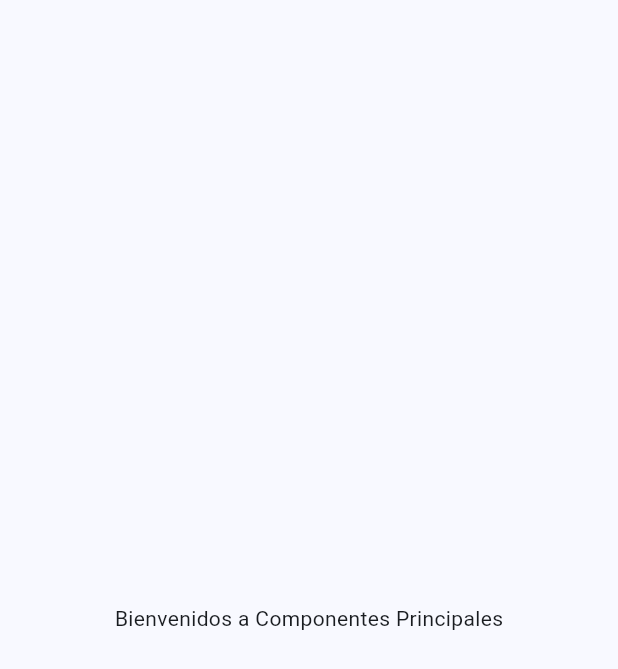
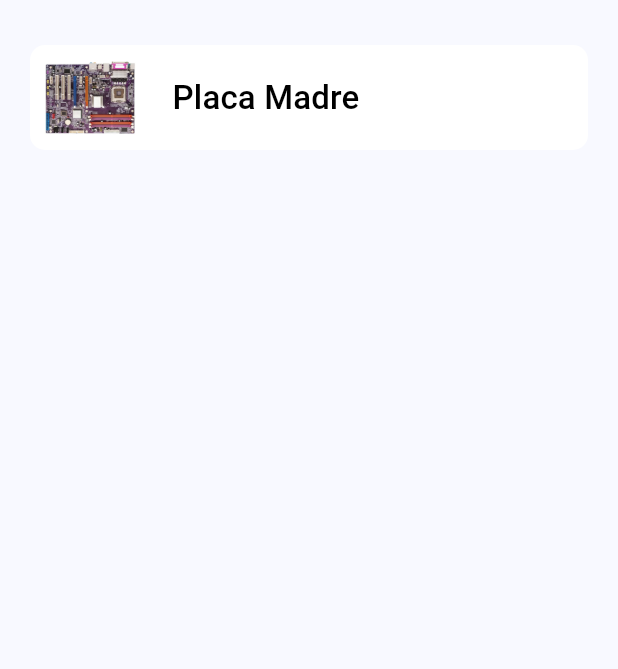
Before and after one commit to angelito028/Tech_Care, a Flutter app: the screen it shows after launch, after a tap on "Componentes Principales", on a phone screen of 412 x 824 dp. Shown: the top 669 px of the screen. Run offline on Flutter 3.47's test engine with Material 3 defaults, Android fonts, the phone set to English and light mode, and no system bars.

Commit message:
Primer Commit

```diff
--- a/lib/screens/hardware_screen.dart
+++ b/lib/screens/hardware_screen.dart
@@ -3,6 +3,7 @@ import 'package:tech_care/components/boton_hardware.dart';
 import "package:tech_care/screens/pages/hardware/componentes.dart";
 import 'package:tech_care/screens/pages/hardware/dispositivos.dart';
 import "package:tech_care/screens/pages/hardware/almacenamiento.dart";
+import "package:tech_care/screens/pages/hardware/dispositivos_red.dart";
 
 class HardwareScreen extends StatelessWidget {
   const HardwareScreen({super.key});
@@ -11,16 +12,30 @@ class HardwareScreen extends StatelessWidget {
   Widget build(BuildContext context) {
     return Center(
       child: Padding(
-        padding: const EdgeInsets.symmetric(horizontal: 20.0, vertical: 10.0),
+        padding: const EdgeInsets.symmetric(horizontal: 20.0),
+        child: SingleChildScrollView(
           child: Column(
             children: <Widget>[
+              const SizedBox(height: 30.0),
+
+              Text("Bienvenido a TechCare", style: TextStyle(fontSize: 28.0)),
+
+              const SizedBox(height: 15.0),
+
+              Text(
+                "¿Con qué quieres empezar?",
+                style: TextStyle(fontSize: 14.0),
+              ),
+
+              const SizedBox(height: 30.0),
+
               BotonHardware(
                 rutaBoton: const InicioComponentes(),
                 rutaImagen: "componentes_principales.png",
                 tituloBoton: "Componentes Principales",
               ),
 
-            const SizedBox(height: 20.0),
+              const SizedBox(height: 30.0),
 
               BotonHardware(
                 rutaBoton: const Almacenamiento(),
@@ -28,14 +43,25 @@ class HardwareScreen extends StatelessWidget {
                 tituloBoton: "Dispositivos de Almacenamiento",
               ),
 
-            const SizedBox(height: 20.0),
+              const SizedBox(height: 30.0),
 
               BotonHardware(
                 rutaBoton: const DispositivosES(),
                 rutaImagen: "dispositivos_es.png",
                 tituloBoton: "Dispositivos Entrada y Salida",
               ),
+
+              const SizedBox(height: 30.0),
+
+              BotonHardware(
+                rutaBoton: const DispositivosRed(),
+                rutaImagen: "dispositivos_red.png",
+                tituloBoton: "Dispositivos de Red",
+              ),
+
+              const SizedBox(height: 50.0),
             ],
+          ),
         ),
       ),
     );
--- a/lib/screens/pages/hardware/componentes.dart
+++ b/lib/screens/pages/hardware/componentes.dart
@@ -1,4 +1,6 @@
 import 'package:flutter/material.dart';
+import 'package:tech_care/components/lista_componente.dart';
+import 'package:tech_care/screens/pages/hardware/pages/info_componente.dart';
 
 class InicioComponentes extends StatelessWidget {
   const InicioComponentes({super.key});
@@ -6,7 +8,18 @@ class InicioComponentes extends StatelessWidget {
   @override
   Widget build(BuildContext context) {
     return Scaffold(
-      body: Center(child: Text("Bienvenidos a Componentes Principales")),
+      body: Container(
+        padding: EdgeInsets.symmetric(horizontal: 20.0, vertical: 30.0),
+        child: Column(
+          children: [
+            ListaComponente(
+              rutaBoton: InformacionComponente(),
+              rutaImagen: "placa_madre.png",
+              tituloBoton: "Placa Madre",
+            ),
+          ],
+        ),
+      ),
     );
   }
 }
--- /dev/null
+++ b/lib/screens/pages/hardware/dispositivos_red.dart
@@ -0,0 +1,12 @@
+import 'package:flutter/material.dart';
+
+class DispositivosRed extends StatelessWidget {
+  const DispositivosRed({super.key});
+
+  @override
+  Widget build(BuildContext context) {
+    return Scaffold(
+      body: Center(child: Text("PANTALLA DE DISPOSITIVOS DE RED")),
+    );
+  }
+}
--- /dev/null
+++ b/lib/screens/pages/hardware/pages/info_componente.dart
@@ -0,0 +1,10 @@
+import 'package:flutter/material.dart';
+
+class InformacionComponente extends StatelessWidget {
+  const InformacionComponente({super.key});
+
+  @override
+  Widget build(BuildContext context) {
+    return Scaffold(body: Center(child: const Text("PANTALLA DE INFORMACIÓN")));
+  }
+}
```
Lines whose indentation alone changed are shown as unchanged.
